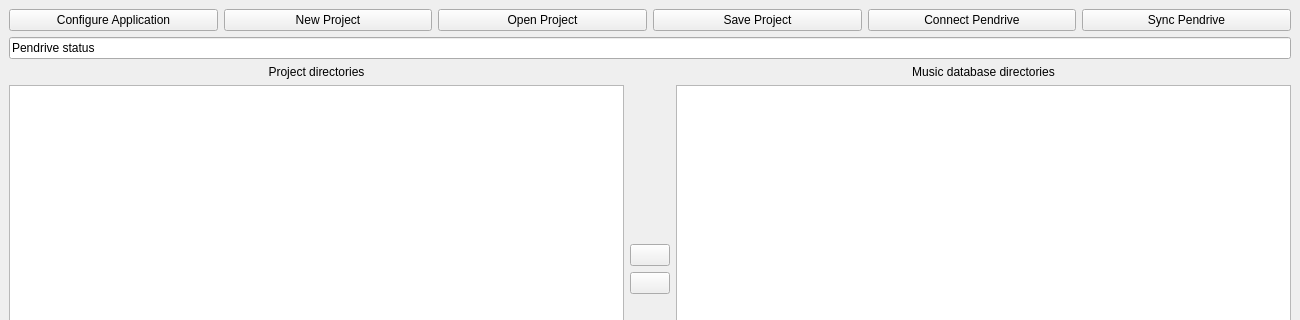
Above: mainwindow.ui from postmodern-toolbox/AlexandriaBurningLibrary before the change; both pictures show x 0 to 1300 and y 0 to 320 of the 1300 by 700 pixel window. Below: the same form after it.
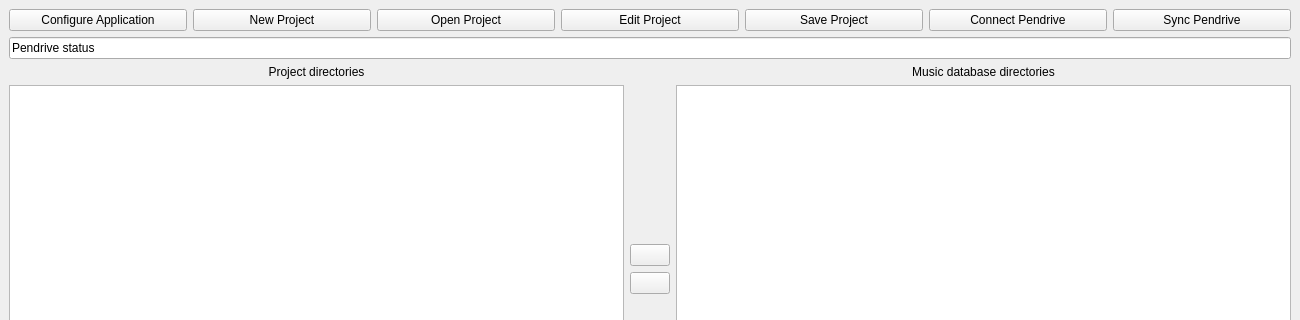
That is the form after the change. Icons and pictures are not drawn.

Commit message: [ui] connect pendrive, add edit project button

```diff
--- a/mainwindow.ui
+++ b/mainwindow.ui
@@ -56,6 +56,19 @@
         </property>
        </widget>
       </item>
+      <item>
+       <widget class="QPushButton" name="editButton">
+        <property name="text">
+         <string>Edit Project</string>
+        </property>
+        <property name="iconSize">
+         <size>
+          <width>32</width>
+          <height>32</height>
+         </size>
+        </property>
+       </widget>
+      </item>
       <item>
        <widget class="QPushButton" name="saveButton">
         <property name="text">
```
The commit also changes 5 other files.
